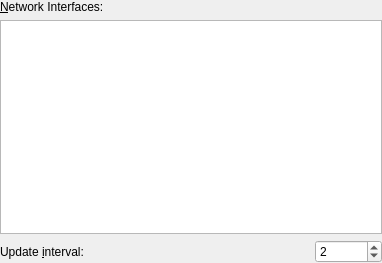
Qt form plasma/applets/system-monitor/net-config.ui (mgottschlag/kwin-tiling) before a commit.
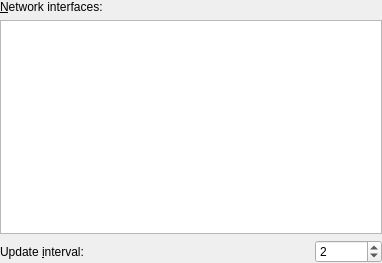
The same form after that commit.

Diff of the .ui file:
```diff
--- a/plasma/applets/system-monitor/net-config.ui
+++ b/plasma/applets/system-monitor/net-config.ui
@@ -20,7 +20,7 @@
    <item>
     <widget class="QLabel" name="label">
      <property name="text">
-      <string>&amp;Network Interfaces:</string>
+      <string>&amp;Network interfaces:</string>
      </property>
      <property name="buddy">
       <cstring>treeView</cstring>
```
